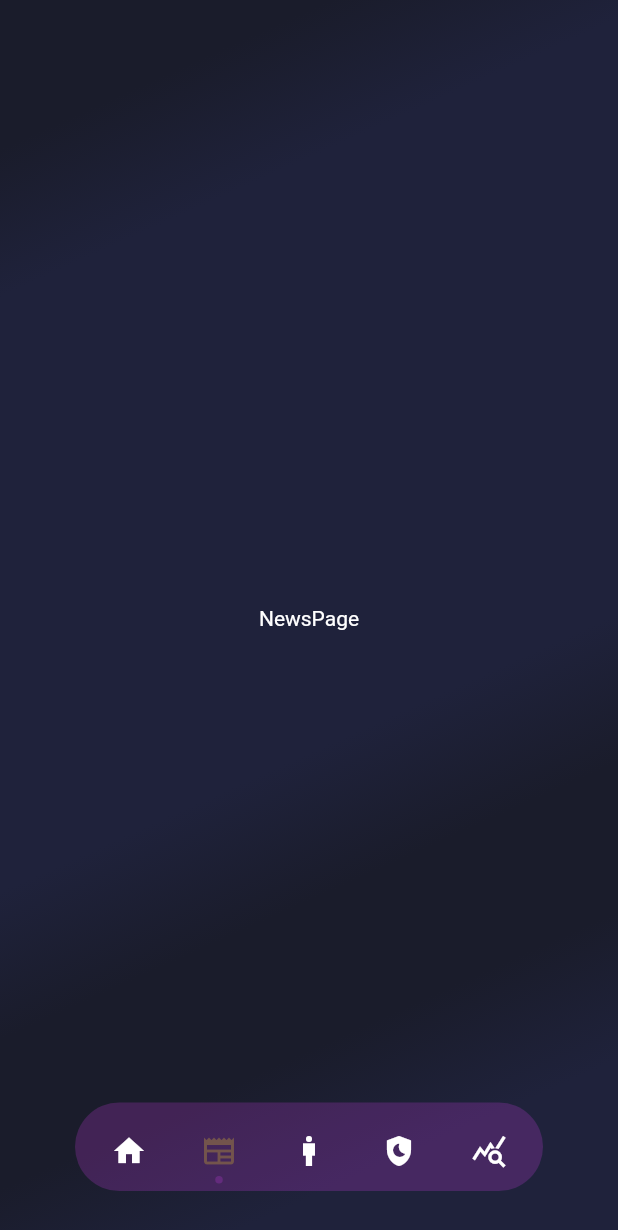
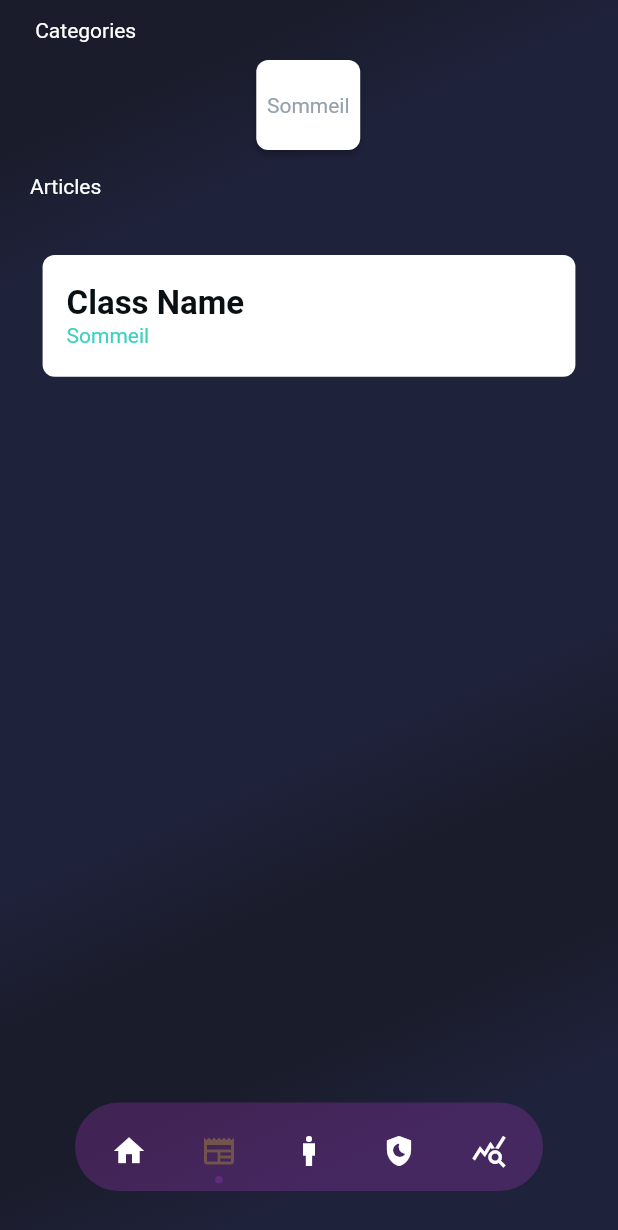
Before and after one commit to Sleepycatcher/sleepycatcher_app, a Flutter app: the RouterLogged screen opened directly, swiped to page 2, on a phone screen of 412 x 824 dp. Shown: the top 1230 px of the screen. Run offline on Flutter 3.47's test engine with Material 2 defaults, Android fonts, the light colour scheme and no system bars; drawn by our look-alikes of dot_navigation_bar; our stand-ins replace flutter_bluetooth_serial, google_fonts, page_transition, percent_indicator, shared_preferences, table_calendar and 1 more; missing offline and left inert: json_path; accounts and stored records are empty; Roboto replaces fonts that are missing (Lexend Deca).

Commit message:
newspage (pas fini)

```diff
--- a/lib/pages/news/news.dart
+++ b/lib/pages/news/news.dart
@@ -1,4 +1,5 @@
 import 'package:flutter/material.dart';
+import '../../flutter_flow/flutter_flow_theme.dart';
 
 class NewsPage extends StatelessWidget {
   const NewsPage({Key? key}) : super(key: key);
@@ -6,7 +7,199 @@ class NewsPage extends StatelessWidget {
   @override
   Widget build(BuildContext context) {
     return Center(
-        child: Text('NewsPage')
+
+
+      child: Column(
+
+    mainAxisSize: MainAxisSize.max,
+    children: [
+    SingleChildScrollView(
+
+    child: Column(
+
+    mainAxisSize: MainAxisSize.max,
+    children: [
+    Padding(
+    padding: EdgeInsetsDirectional.fromSTEB(20, 12, 20, 0),
+    child: Row(
+    mainAxisSize: MainAxisSize.max,
+    children: [
+    Text(
+    ' Categories',
+    style:
+    FlutterFlowTheme.of(context).bodyText2.override(
+    fontFamily: 'Lexend Deca',
+    color: Colors.white,
+    fontSize: 14,
+    fontWeight: FontWeight.normal,
+    ),
+    ),
+    ],
+    ),
+    ),
+    Padding(
+    padding: EdgeInsetsDirectional.fromSTEB(0, 4, 1, 0),
+    child: SingleChildScrollView(
+    scrollDirection: Axis.horizontal,
+    child: Row(
+    mainAxisSize: MainAxisSize.max,
+    children: [
+    Padding(
+    padding:
+    EdgeInsetsDirectional.fromSTEB(0, 8, 0, 8),
+    child: Material(
+    color: Colors.transparent,
+    elevation: 2,
+    shape: RoundedRectangleBorder(
+    borderRadius: BorderRadius.circular(8),
+    ),
+    child: Container(
+    width: 69.3,
+    height: 60,
+    decoration: BoxDecoration(
+    color: Colors.white,
+    borderRadius: BorderRadius.circular(8),
+    ),
+    child: Align(
+    alignment: AlignmentDirectional(0, 0),
+    child: Column(
+    mainAxisSize: MainAxisSize.max,
+    mainAxisAlignment:
+    MainAxisAlignment.center,
+    children: [
+    Align(
+    alignment: AlignmentDirectional(0, 0),
+    child: Text(
+    'Sommeil',
+    style: FlutterFlowTheme.of(context)
+        .bodyText2
+        .override(
+    fontFamily: 'Lexend Deca',
+    color: Color(0xFF95A1AC),
+    fontSize: 14,
+    fontWeight: FontWeight.normal,
+    ),
+    ),
+    ),
+    ],
+    ),
+    ),
+    ),
+    ),
+    ),
+    ],
+    ),
+    ),
+    ),
+    Padding(
+    padding: EdgeInsetsDirectional.fromSTEB(20, 8, 20, 8),
+    child: Row(
+    mainAxisSize: MainAxisSize.max,
+    children: [
+    Text(
+    'Articles',
+    style:
+    FlutterFlowTheme.of(context).bodyText2.override(
+    fontFamily: 'Lexend Deca',
+    color: Colors.white,
+    fontSize: 14,
+    fontWeight: FontWeight.normal,
+    ),
+    ),
+    ],
+    ),
+    ),
+    Padding(
+    padding: EdgeInsetsDirectional.fromSTEB(0, 30, 0, 0),
+    child: Container(
+    width: 355.2,
+    height: 81.1,
+    decoration: BoxDecoration(
+    color: Colors.white,
+    borderRadius: BorderRadius.circular(8),
+    shape: BoxShape.rectangle,
+    ),
+    child: Padding(
+    padding: EdgeInsetsDirectional.fromSTEB(16, 0, 16, 0),
+    child: Row(
+    mainAxisSize: MainAxisSize.max,
+    children: [
+    Expanded(
+    child: Column(
+    mainAxisSize: MainAxisSize.max,
+    mainAxisAlignment: MainAxisAlignment.center,
+    crossAxisAlignment: CrossAxisAlignment.start,
+    children: [
+    Text(
+    'Class Name',
+    style: FlutterFlowTheme.of(context)
+        .title2
+        .override(
+    fontFamily: 'Lexend Deca',
+    color: Color(0xFF090F13),
+    fontSize: 22,
+    fontWeight: FontWeight.bold,
+    ),
+    ),
+    Text(
+    'Sommeil',
+    style: FlutterFlowTheme.of(context)
+        .bodyText1
+        .override(
+    fontFamily: 'Lexend Deca',
+    color: Color(0xFF39D2C0),
+    fontSize: 14,
+    fontWeight: FontWeight.normal,
+    ),
+    ),
+    ],
+    ),
+    ),
+    /*Column(
+    mainAxisSize: MainAxisSize.max,
+    mainAxisAlignment: MainAxisAlignment.center,
+    children: [
+    FFButtonWidget(
+    onPressed: () {
+    print('Button pressed ...');
+    },
+    text: 'voir Article',
+    options: FFButtonOptions(
+    width: 130,
+    height: 40,
+    padding: EdgeInsetsDirectional.fromSTEB(
+    0, 0, 0, 0),
+    iconPadding:
+    EdgeInsetsDirectional.fromSTEB(
+    0, 0, 0, 0),
+    color: FlutterFlowTheme.of(context)
+        .primaryColor,
+    textStyle: FlutterFlowTheme.of(context)
+        .subtitle2
+        .override(
+    fontFamily: 'Poppins',
+    color: Colors.white,
+    ),
+    borderSide: BorderSide(
+    color: Colors.transparent,
+    width: 1,
+    ),
+    borderRadius: BorderRadius.circular(8),
+    ),
+    ),
+    ],
+    ),*/
+    ],
+    ),
+    ),
+    ),
+    ),
+    ],
+    ),
+    ),
+    ],
+    ),
     );
-  }
-}
+
+    }
+    }
```
